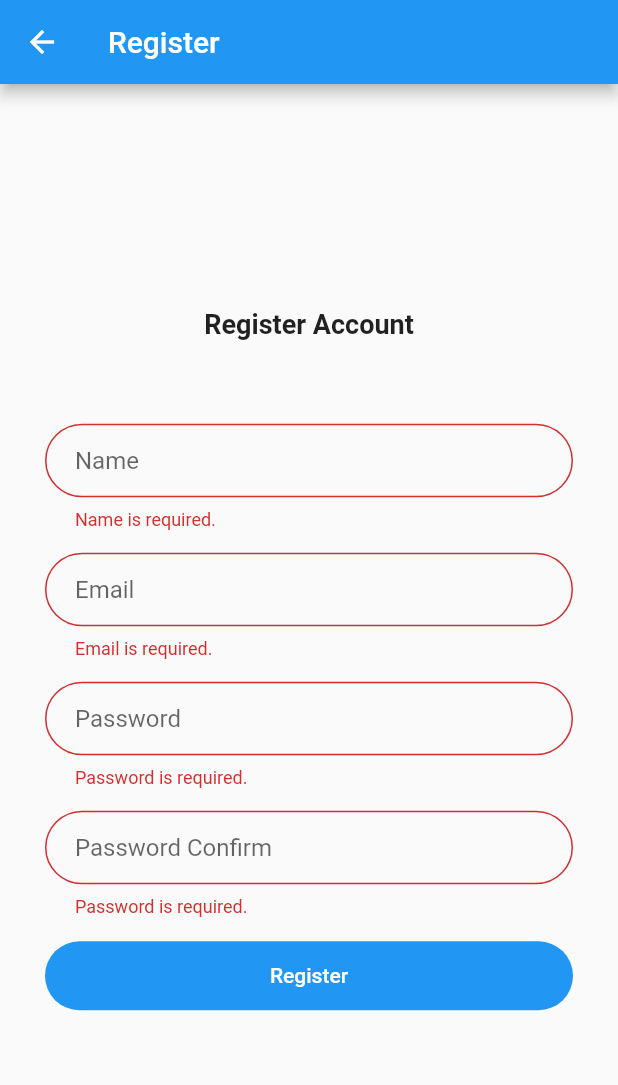
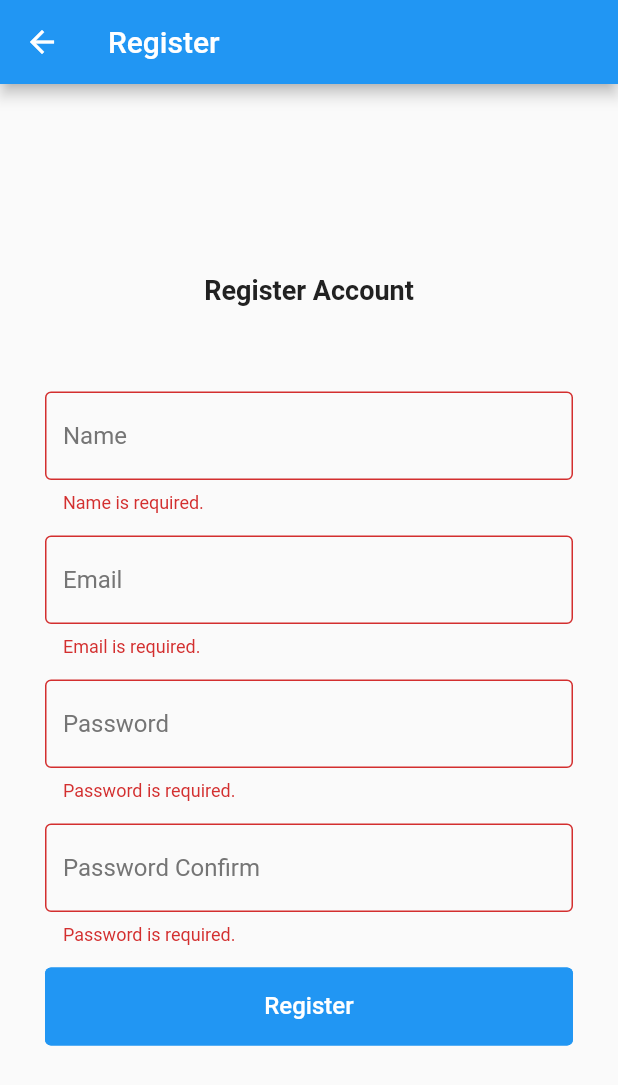
Before and after one commit to devinsays/flutter_todo, a Flutter app: the Register screen opened by its route, after a tap on "Register", on a phone screen of 412 x 824 dp. Shown: the top 1085 px of the screen. Run offline on Flutter 3.47's test engine with Material 2 defaults, Android fonts, the phone set to English and light mode, and no system bars; our stand-ins replace shared_preferences; accounts and stored records are empty.

Commit message:
Styling improvements.

```diff
--- /dev/null
+++ b/lib/styles/styles.dart
@@ -0,0 +1,56 @@
+import 'package:flutter/material.dart';
+
+class Styles {
+  static TextStyle defaultStyle = TextStyle(
+    color: Colors.grey[900]
+  );
+
+  static TextStyle h1 = defaultStyle.copyWith(
+    fontWeight: FontWeight.w700,
+    fontSize: 18.0,
+    height: 22 / 18,
+  );
+
+  static TextStyle p = defaultStyle.copyWith(
+    fontSize: 16.0,
+    height: 21 / 16,
+  );
+
+  static TextStyle label = defaultStyle.copyWith(
+    fontWeight: FontWeight.w500,
+    fontSize: 10.0,
+    height: 13 / 10,
+  );
+
+  static TextStyle formError = defaultStyle.copyWith(
+    fontWeight: FontWeight.w500,
+    fontSize: 11.0,
+    height: 14 / 11,
+    color: Colors.red,
+  );
+
+  static InputDecoration input = InputDecoration(
+    fillColor: Colors.white,
+    focusColor: Colors.grey[900],
+    focusedBorder: OutlineInputBorder(
+      borderSide: BorderSide(
+        color: Colors.blue,
+        width: 2.0,
+      ),
+    ),
+    border: OutlineInputBorder(
+      gapPadding: 1.0,
+      borderSide: BorderSide(
+        color: Colors.grey[600],
+        width: 1.0,
+      ),
+    ),
+    hintStyle: TextStyle(
+      color: Colors.grey[600],
+    ),
+  );
+
+  static Color linkColor = Colors.blue[500];
+  static Color errorColor = Colors.red;
+
+}
--- a/lib/views/login.dart
+++ b/lib/views/login.dart
@@ -4,6 +4,8 @@ import 'package:provider/provider.dart';
 
 import 'package:flutter_todo/providers/auth.dart';
 import 'package:flutter_todo/classes/screen_arguments.dart';
+import 'package:flutter_todo/styles/styles.dart';
+import 'package:flutter_todo/widgets/styled_flat_button.dart';
 
 class LogIn extends StatelessWidget {
   @override
@@ -77,7 +79,6 @@ class LogInFormState extends State<LogInForm> {
 
   @override
   Widget build(BuildContext context) {
-
     final ScreenArguments args = ModalRoute.of(context).settings.arguments;
 
     if (args != null) {
@@ -95,70 +96,45 @@ class LogInFormState extends State<LogInForm> {
           Text(
             'Log in to the App',
             textAlign: TextAlign.center,
-            style: TextStyle(
-              fontWeight: FontWeight.bold,
-              fontSize: 18.0,
-            ),
+            style: Styles.h1,
           ),
           SizedBox(height: 10.0),
           Consumer<AuthProvider>(
             builder: (context, provider, child) => Text(
               provider.notification ?? this.message ?? '',
               textAlign: TextAlign.center,
-              style: TextStyle(
-                color: Colors.red,
-              ),
+              style: TextStyle(color: Styles.errorColor),
             ),
           ),
           SizedBox(height: 30.0),
           TextFormField(
-            decoration: InputDecoration(
-              contentPadding: EdgeInsets.fromLTRB(20.0, 15.0, 20.0, 15.0),
-              hintText: "Email",
-              border: OutlineInputBorder(
-                borderRadius: BorderRadius.circular(30.0),
-              ),
+            decoration: Styles.input.copyWith(
+              hintText: 'Email',
             ),
             validator: validateEmail,
           ),
           SizedBox(height: 15.0),
           TextFormField(
             obscureText: true,
-            decoration: InputDecoration(
-              contentPadding: EdgeInsets.fromLTRB(20.0, 15.0, 20.0, 15.0),
-              hintText: "Password",
-              border: OutlineInputBorder(
-                borderRadius: BorderRadius.circular(30.0),
-              ),
+            decoration: Styles.input.copyWith(
+              hintText: 'Password',
             ),
             validator: validatePassword,
           ),
           SizedBox(height: 15.0),
-          FlatButton(
-            child: const Text(
-              'Sign In',
-              style: TextStyle(color: Colors.white),
-            ),
-            color: Colors.blue[500],
-            splashColor: Colors.blue[200],
-            shape: new RoundedRectangleBorder(
-              borderRadius: new BorderRadius.circular(30.0),
-            ),
-            padding: EdgeInsets.fromLTRB(20.0, 15.0, 20.0, 15.0),
+          StyledFlatButton(
+            'Sign In',
             onPressed: submit,
           ),
           SizedBox(height: 20.0),
           Center(
             child: RichText(
-              text: new TextSpan(
+              text: TextSpan(
                 children: [
-                  new TextSpan(
-                    text: "Don't have an account? ",
-                    style: new TextStyle(color: Colors.black),
-                  ),
-                  new TextSpan(
+                  TextSpan(text: "Don't have an account? ", style: Styles.p),
+                  TextSpan(
                     text: 'Register.',
-                    style: new TextStyle(color: Colors.blue[500]),
+                    style: Styles.p.copyWith(color: Styles.linkColor),
                     recognizer: new TapGestureRecognizer()
                       ..onTap = () => gotoRegister(context),
                   ),
@@ -171,8 +147,8 @@ class LogInFormState extends State<LogInForm> {
             child: RichText(
               text: new TextSpan(
                 text: 'Forgot Your Password?',
-                style: new TextStyle(color: Colors.blue[500]),
-                recognizer: new TapGestureRecognizer()
+                style: Styles.p.copyWith(color: Styles.linkColor),
+                recognizer: TapGestureRecognizer()
                   ..onTap = () => gotoPasswordReset(context),
               ),
             ),
--- a/lib/views/password_reset.dart
+++ b/lib/views/password_reset.dart
@@ -3,6 +3,8 @@ import 'package:provider/provider.dart';
 
 import 'package:flutter_todo/providers/auth.dart';
 import 'package:flutter_todo/classes/screen_arguments.dart';
+import 'package:flutter_todo/styles/styles.dart';
+import 'package:flutter_todo/widgets/styled_flat_button.dart';
 
 class PasswordReset extends StatelessWidget {
   @override
@@ -14,7 +16,7 @@ class PasswordReset extends StatelessWidget {
       body: Center(
         child: Container(
           child: Padding(
-            padding: const EdgeInsets.fromLTRB(30.0, 0.0, 30.0, 0.0),
+            padding: EdgeInsets.fromLTRB(30.0, 0.0, 30.0, 0.0),
             child: PasswordResetForm(),
           ),
         ),
@@ -84,10 +86,7 @@ class PasswordResetFormState extends State<PasswordResetForm> {
           Text(
             'Request Password Reset',
             textAlign: TextAlign.center,
-            style: TextStyle(
-              fontWeight: FontWeight.bold,
-              fontSize: 18.0,
-            ),
+            style: Styles.h1,
           ),
           SizedBox(height: 10.0),
           Text(
@@ -99,27 +98,14 @@ class PasswordResetFormState extends State<PasswordResetForm> {
           ),
           SizedBox(height: 30.0),
           TextFormField(
-            decoration: InputDecoration(
-              contentPadding: EdgeInsets.fromLTRB(20.0, 15.0, 20.0, 15.0),
-              hintText: "Email",
-              border: OutlineInputBorder(
-                borderRadius: BorderRadius.circular(30.0),
-              ),
+            decoration: Styles.input.copyWith(
+              hintText: 'Email',
             ),
             validator: validateEmail,
           ),
           SizedBox(height: 15.0),
-          FlatButton(
-            child: const Text(
-              'Send Password Reset Email',
-              style: TextStyle(color: Colors.white),
-            ),
-            color: Colors.blue[500],
-            splashColor: Colors.blue[200],
-            shape: new RoundedRectangleBorder(
-              borderRadius: new BorderRadius.circular(30.0),
-            ),
-            padding: EdgeInsets.fromLTRB(20.0, 15.0, 20.0, 15.0),
+          StyledFlatButton(
+            'Send Password Reset Email',
             onPressed: submit,
           ),
         ],
--- a/lib/views/register.dart
+++ b/lib/views/register.dart
@@ -3,6 +3,8 @@ import 'package:provider/provider.dart';
 
 import 'package:flutter_todo/providers/auth.dart';
 import 'package:flutter_todo/classes/screen_arguments.dart';
+import 'package:flutter_todo/styles/styles.dart';
+import 'package:flutter_todo/widgets/styled_flat_button.dart';
 
 class Register extends StatelessWidget {
   @override
@@ -82,7 +84,8 @@ class RegisterFormState extends State<RegisterForm> {
   Future<void> submit() async {
     final form = _formKey.currentState;
     if (form.validate()) {
-      response = await Provider.of<AuthProvider>(context).register(name, email, password, passwordConfirm);
+      response = await Provider.of<AuthProvider>(context)
+          .register(name, email, password, passwordConfirm);
       if (response['success']) {
         Navigator.pushReplacementNamed(
           context,
@@ -110,10 +113,7 @@ class RegisterFormState extends State<RegisterForm> {
           Text(
             'Register Account',
             textAlign: TextAlign.center,
-            style: TextStyle(
-              fontWeight: FontWeight.bold,
-              fontSize: 18.0,
-            ),
+            style: Styles.h1,
           ),
           SizedBox(height: 10.0),
           Text(
@@ -125,62 +125,37 @@ class RegisterFormState extends State<RegisterForm> {
           ),
           SizedBox(height: 30.0),
           TextFormField(
-            decoration: InputDecoration(
-              contentPadding: EdgeInsets.fromLTRB(20.0, 15.0, 20.0, 15.0),
-              hintText: "Name",
-              border: OutlineInputBorder(
-                borderRadius: BorderRadius.circular(30.0),
-              ),
+            decoration: Styles.input.copyWith(
+              hintText: 'Name',
             ),
             validator: validateName,
           ),
           SizedBox(height: 15.0),
           TextFormField(
-            decoration: InputDecoration(
-              contentPadding: EdgeInsets.fromLTRB(20.0, 15.0, 20.0, 15.0),
-              hintText: "Email",
-              border: OutlineInputBorder(
-                borderRadius: BorderRadius.circular(30.0),
-              ),
+            decoration: Styles.input.copyWith(
+              hintText: 'Email',
             ),
             validator: validateEmail,
           ),
           SizedBox(height: 15.0),
           TextFormField(
             obscureText: true,
-            decoration: InputDecoration(
-              contentPadding: EdgeInsets.fromLTRB(20.0, 15.0, 20.0, 15.0),
-              hintText: "Password",
-              border: OutlineInputBorder(
-                borderRadius: BorderRadius.circular(30.0),
-              ),
+            decoration: Styles.input.copyWith(
+              hintText: 'Password',
             ),
             validator: validatePassword,
           ),
           SizedBox(height: 15.0),
           TextFormField(
             obscureText: true,
-            decoration: InputDecoration(
-              contentPadding: EdgeInsets.fromLTRB(20.0, 15.0, 20.0, 15.0),
-              hintText: "Password Confirm",
-              border: OutlineInputBorder(
-                borderRadius: BorderRadius.circular(30.0),
-              ),
+            decoration: Styles.input.copyWith(
+              hintText: 'Password Confirm',
             ),
             validator: validatePasswordConfirm,
           ),
           SizedBox(height: 15.0),
-          FlatButton(
-            child: const Text(
-              'Register',
-              style: TextStyle(color: Colors.white),
-            ),
-            color: Colors.blue[500],
-            splashColor: Colors.blue[200],
-            shape: new RoundedRectangleBorder(
-              borderRadius: new BorderRadius.circular(30.0),
-            ),
-            padding: EdgeInsets.fromLTRB(20.0, 15.0, 20.0, 15.0),
+          StyledFlatButton(
+            'Register',
             onPressed: submit,
           ),
         ],
--- a/lib/views/todos.dart
+++ b/lib/views/todos.dart
@@ -4,8 +4,11 @@ import 'package:provider/provider.dart';
 import 'package:flutter_todo/providers/auth.dart';
 import 'package:flutter_todo/providers/todo.dart';
 import 'package:flutter_todo/models/todo.dart';
+import 'package:flutter_todo/styles/styles.dart';
+import 'package:flutter_todo/widgets/styled_flat_button.dart';
 import 'package:flutter_todo/widgets/todo_list.dart';
 import 'package:flutter_todo/widgets/add_todo.dart';
+
 
 class Todos extends StatefulWidget {
   @override
--- /dev/null
+++ b/lib/widgets/styled_flat_button.dart
@@ -0,0 +1,41 @@
+import 'package:flutter/material.dart';
+
+import 'package:flutter_todo/styles/styles.dart';
+
+class StyledFlatButton extends StatelessWidget {
+  final String text;
+  final onPressed;
+  final double radius;
+
+  const StyledFlatButton(this.text, {this.onPressed, Key key, this.radius})
+      : super(key: key);
+
+  @override
+  Widget build(BuildContext context) {
+    return FlatButton(
+      color: Colors.blue[500],
+      splashColor: Colors.blue[200],
+      child: Padding(
+        padding: EdgeInsets.symmetric(vertical: 18.0),
+        child: Text(
+          this.text,
+          style: Styles.p.copyWith(
+            color: Colors.white,
+            height: 1,
+            fontWeight: FontWeight.w500,
+          ),
+        ),
+      ),
+      onPressed: () {
+        this.onPressed();
+      },
+      shape: RoundedRectangleBorder(
+        borderRadius: BorderRadius.circular(radius ?? 4.0),
+        side: BorderSide(
+          color: Colors.blue[500],
+          width: 2,
+        ),
+      ),
+    );
+  }
+}
```
Also changed, not shown: assets/collaboration.png (deleted), assets/ic_forward.png (deleted), lib/views/router.dart (deleted), 1 other file.
